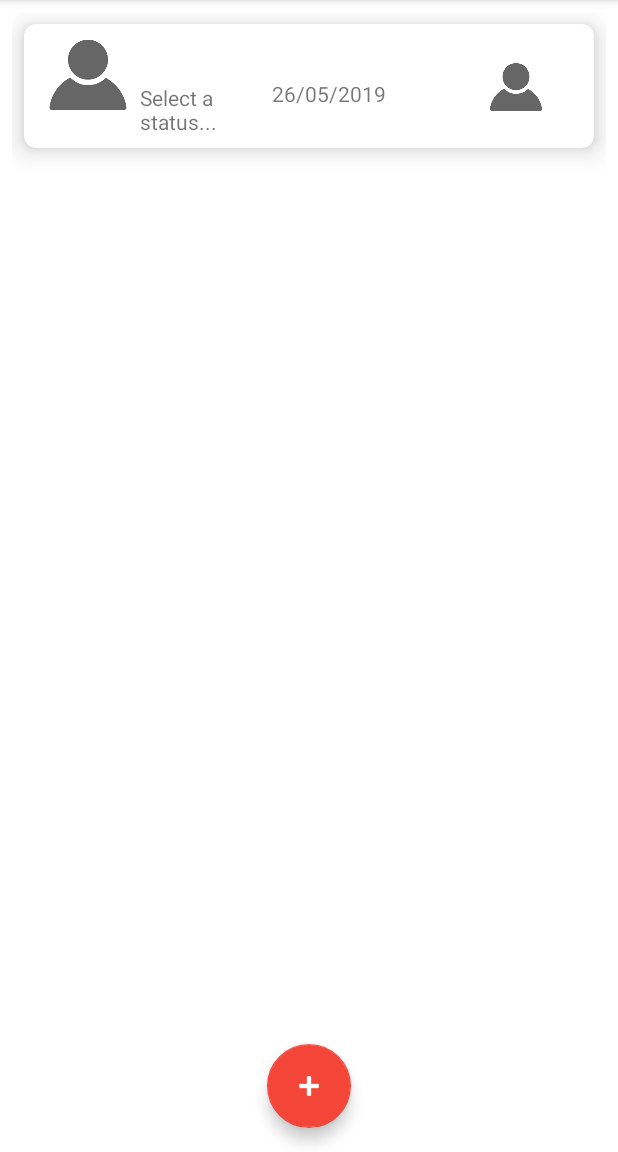
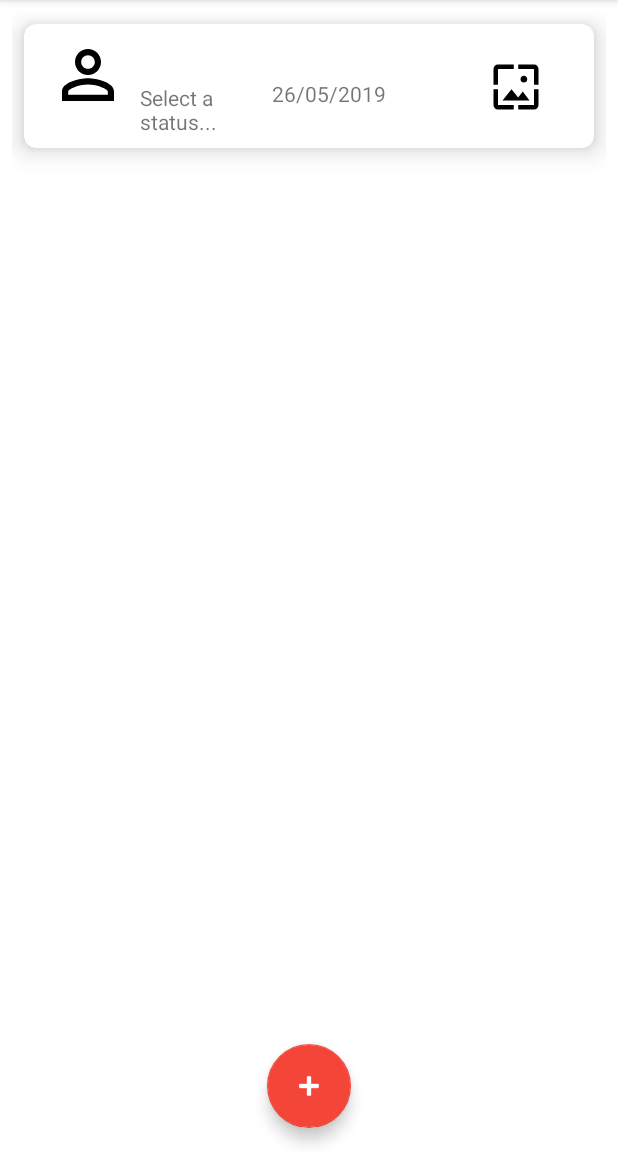
Before and after one commit to lieweschwerzel/TupperApp, an Android app: the AddEditActivity screen opened directly, with no data from a screen before it, after a tap on an icon or button, on a phone screen of 412 x 824 dp, the part 84-1236 px from its top. Run offline under Robolectric (Android 15) with nearby library versions, the phone set to English and light mode, and no system bars; our stand-ins replace Firebase (no records; nobody signed in at launch, a user with empty details on screens opened directly), Room's generated code; pictures from the network do not load.

Commit message:
placeholder plaatjes toegevoegd

```diff
--- a/app/build.gradle
+++ b/app/build.gradle
@@ -33,6 +33,7 @@ dependencies {
     implementation 'com.android.support.constraint:constraint-layout:1.1.3'
     implementation 'com.google.firebase:firebase-auth:16.0.5'
     implementation 'com.github.bumptech.glide:glide:3.7.0'
+    implementation 'com.google.firebase:firebase-storage:17.0.0'
 
     //Retrofit
     implementation 'com.squareup.retrofit2:retrofit:2.5.0'
--- a/app/src/main/AndroidManifest.xml
+++ b/app/src/main/AndroidManifest.xml
@@ -3,6 +3,7 @@
     package="com.example.tupperapp">
 
     <uses-permission android:name="android.permission.INTERNET" />
+    <uses-permission android:name="android.permission.WRITE_EXTERNAL_STORAGE" />
 
     <application
         android:icon="@mipmap/ic_launcher"
--- a/app/src/main/java/com/example/tupperapp/model/TupperMealAdapter.java
+++ b/app/src/main/java/com/example/tupperapp/model/TupperMealAdapter.java
@@ -49,24 +49,15 @@ public class TupperMealAdapter extends RecyclerView.Adapter<TupperMealAdapter.Vi
     @Override
     public void onBindViewHolder(@NonNull ViewHolder viewHolder, int i) {
         TupperMeal tupperMeal = mTupperMeals.get(i);
-//        Recipe_old recipe = mRecipes.get(i);
         viewHolder.titleView.setText(tupperMeal.getTitle());
 //        viewHolder.platformView.setText(tupperMeal.getTitle());
         viewHolder.imageView.setImageResource(tupperMeal.getImageId());
-        viewHolder.imageRecipeLogoView.setImageResource(R.drawable.image);
+        viewHolder.imageRecipeLogoView.setImageResource(R.drawable.ic_wallpaper);
         viewHolder.statusView.setText(tupperMeal.getStatus());
         viewHolder.dateView.setText(tupperMeal.getDate());
 
         String poster = "https:\\/\\/www.themealdb.com\\/image\\/media\\/meals\\/ustsqw1468250014.jpg";
 //        poster.replace("\\", "");
-        System.out.println();
-
-        String url = tupperMeal.getUrl();
-
-//        Glide.with(mContext)
-//                .load(poster.replace("\\", ""))
-////                .image(R.drawable.loading)
-//                .into(viewHolder.imageView);
     }
 
     public TupperMeal getMealAt(int position) {
--- /dev/null
+++ b/app/src/main/res/drawable/ic_wallpaper.xml
@@ -0,0 +1,9 @@
+<vector xmlns:android="http://schemas.android.com/apk/res/android"
+        android:width="24dp"
+        android:height="24dp"
+        android:viewportWidth="24.0"
+        android:viewportHeight="24.0">
+    <path
+        android:fillColor="#FF000000"
+        android:pathData="M4,4h7L11,2L4,2c-1.1,0 -2,0.9 -2,2v7h2L4,4zM10,13l-4,5h12l-3,-4 -2.03,2.71L10,13zM17,8.5c0,-0.83 -0.67,-1.5 -1.5,-1.5S14,7.67 14,8.5s0.67,1.5 1.5,1.5S17,9.33 17,8.5zM20,2h-7v2h7v7h2L22,4c0,-1.1 -0.9,-2 -2,-2zM20,20h-7v2h7c1.1,0 2,-0.9 2,-2v-7h-2v7zM4,13L2,13v7c0,1.1 0.9,2 2,2h7v-2L4,20v-7z"/>
+</vector>
--- /dev/null
+++ b/app/src/main/res/drawable/person.xml
@@ -0,0 +1,9 @@
+<vector xmlns:android="http://schemas.android.com/apk/res/android"
+        android:width="24dp"
+        android:height="24dp"
+        android:viewportWidth="24.0"
+        android:viewportHeight="24.0">
+    <path
+        android:fillColor="#FF000000"
+        android:pathData="M12,5.9c1.16,0 2.1,0.94 2.1,2.1s-0.94,2.1 -2.1,2.1S9.9,9.16 9.9,8s0.94,-2.1 2.1,-2.1m0,9c2.97,0 6.1,1.46 6.1,2.1v1.1L5.9,18.1L5.9,17c0,-0.64 3.13,-2.1 6.1,-2.1M12,4C9.79,4 8,5.79 8,8s1.79,4 4,4 4,-1.79 4,-4 -1.79,-4 -4,-4zM12,13c-2.67,0 -8,1.34 -8,4v3h16v-3c0,-2.66 -5.33,-4 -8,-4z"/>
+</vector>
```
Also changed, not shown: app/src/main/java/com/example/tupperapp/ui/AddEditActivity.java (+32 -9 lines).
